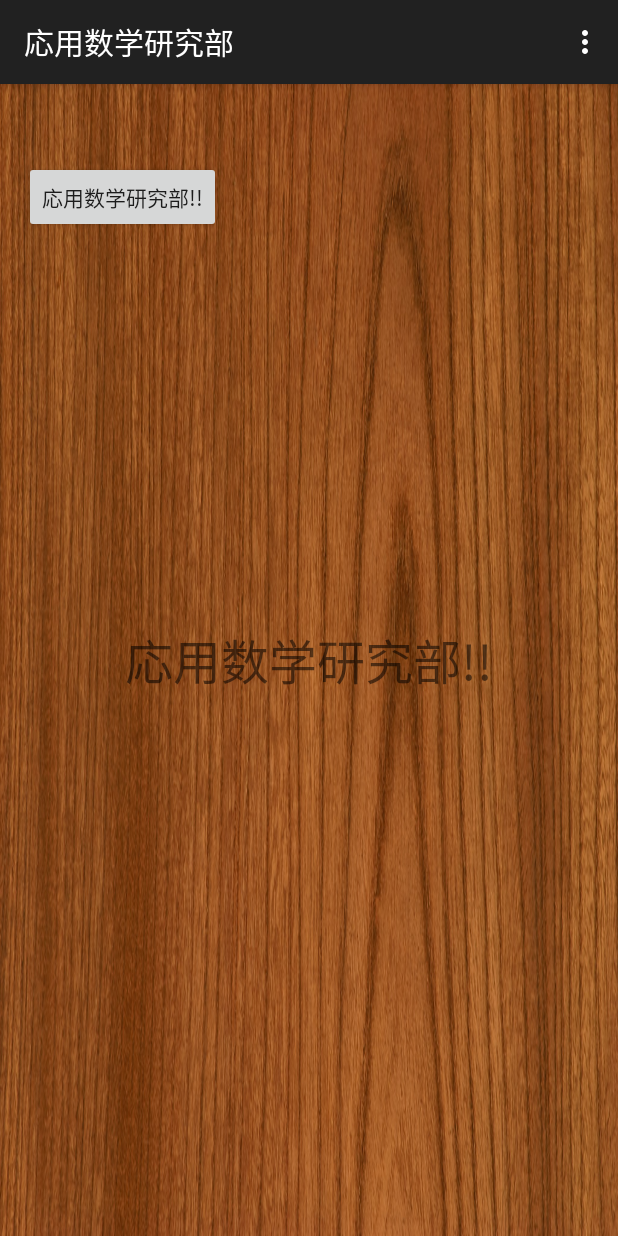
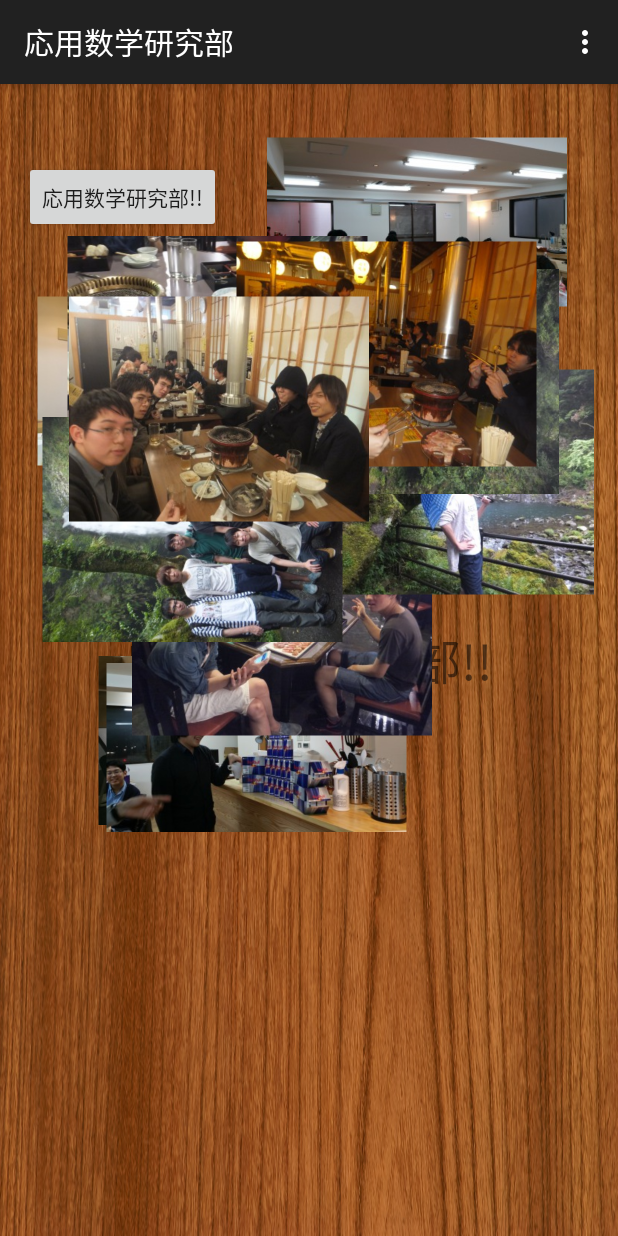
Before and after one commit to 921starfish/UNITUS_Hackerson_3, an Android app: the screen it shows after launch (MainActivity), on a phone screen of 412 x 824 dp. Run offline under Robolectric (Android 15) with nearby library versions, the light colour scheme and no system bars.

Commit message:
Viewのテスト

```diff
--- a/app/src/main/java/com/example/q21starfish/unitus_hackerson_3/MainActivity.java
+++ b/app/src/main/java/com/example/q21starfish/unitus_hackerson_3/MainActivity.java
@@ -1,6 +1,7 @@
 package com.example.q21starfish.unitus_hackerson_3;
 
 import android.content.res.Resources;
+import android.graphics.Bitmap;
 import android.graphics.BitmapFactory;
 import android.media.Image;
 import android.support.v7.app.ActionBarActivity;
@@ -14,11 +15,19 @@ import android.widget.TextView;
 
 public class MainActivity extends ActionBarActivity {
 
+    private ImageView mView;
+    private Bitmap mBitmap;
+
     @Override
     protected void onCreate(Bundle savedInstanceState) {
         super.onCreate(savedInstanceState);
+
+        mBitmap = BitmapFactory.decodeResource(getResources(),R.drawable.p1);
+        mView = new ImageView(this);
         setContentView(R.layout.activity_main);
+        // setContentView(mView);
     }
+
 
 
     @Override
--- /dev/null
+++ b/app/src/main/java/com/example/q21starfish/unitus_hackerson_3/ViewTest.java
@@ -0,0 +1,73 @@
+package com.example.q21starfish.unitus_hackerson_3;
+
+
+import android.content.Context;
+import android.graphics.Bitmap;
+import android.graphics.BitmapFactory;
+import android.graphics.Canvas;
+import android.graphics.Color;
+import android.graphics.Paint;
+import android.graphics.Point;
+import android.util.AttributeSet;
+import android.view.Display;
+import android.view.View;
+import android.view.WindowManager;
+
+public class ViewTest extends View {
+
+    private Bitmap[] bmp;
+    private Point size;
+
+    public ViewTest(Context context, AttributeSet attrs,int defStyle){
+        super(context,attrs,defStyle);
+        initialize();
+    }
+
+    public ViewTest(Context context, AttributeSet attrs){
+        super(context,attrs);
+        initialize();
+    }
+
+    public ViewTest(Context context){
+        super(context);
+        initialize();
+    }
+
+    public void initialize(){
+        WindowManager wm = (WindowManager)getContext().getSystemService(Context.WINDOW_SERVICE);
+        Display disp = wm.getDefaultDisplay();
+        size = new Point();
+        disp.getSize(size);
+    }
+
+    @Override
+    protected void onDraw(Canvas canvas){
+        bmp = new Bitmap[12];
+        super.onDraw(canvas);
+        canvas.drawColor(Color.TRANSPARENT);
+        Paint p = new Paint();
+        canvas.scale(0.5f, 0.5f);
+
+
+        bmp[0] = BitmapFactory.decodeResource(getResources(),R.drawable.p1);
+        bmp[1] = BitmapFactory.decodeResource(getResources(),R.drawable.p2);
+        bmp[2] = BitmapFactory.decodeResource(getResources(),R.drawable.p3);
+        bmp[3] = BitmapFactory.decodeResource(getResources(),R.drawable.p4);
+        bmp[4] = BitmapFactory.decodeResource(getResources(),R.drawable.p5);
+        bmp[5] = BitmapFactory.decodeResource(getResources(),R.drawable.p6);
+        bmp[6] = BitmapFactory.decodeResource(getResources(),R.drawable.p7);
+        bmp[7] = BitmapFactory.decodeResource(getResources(),R.drawable.p8);
+        bmp[8] = BitmapFactory.decodeResource(getResources(),R.drawable.p9);
+        bmp[9] = BitmapFactory.decodeResource(getResources(),R.drawable.p10);
+        bmp[10] = BitmapFactory.decodeResource(getResources(),R.drawable.p11);
+        bmp[11] = BitmapFactory.decodeResource(getResources(),R.drawable.p12);
+
+
+        for(int i = 0;i<12;i++){
+            // canvas.rotate((int)(Math.random()*360));
+            int x = (int)(Math.random()*size.x);
+            int y = (int)(Math.random()*size.y);
+            canvas.drawBitmap(bmp[i], x, y, p);
+        }
+    }
+}
--- a/app/src/main/res/layout/activity_main.xml
+++ b/app/src/main/res/layout/activity_main.xml
@@ -13,12 +13,6 @@
         android:textSize="32sp"
         android:id="@+id/myTextView" />
 
-    <view
-        android:layout_width="wrap_content"
-        android:layout_height="wrap_content"
-        class="com.example.q21starfish.unitus_hackerson_3.SimpleView"
-        android:id="@+id/simpleView" />
-
     <Button
         android:layout_width="wrap_content"
         android:layout_height="wrap_content"
@@ -28,4 +22,12 @@
         android:layout_alignParentTop="true"
         android:layout_marginTop="35dp" />
 
+    <view
+        android:layout_width="wrap_content"
+        android:layout_height="wrap_content"
+        class="com.example.q21starfish.unitus_hackerson_3.ViewTest"
+        android:id="@+id/view"
+        android:layout_centerHorizontal="true"
+        android:layout_alignParentBottom="true" />
+
 </RelativeLayout>
```
